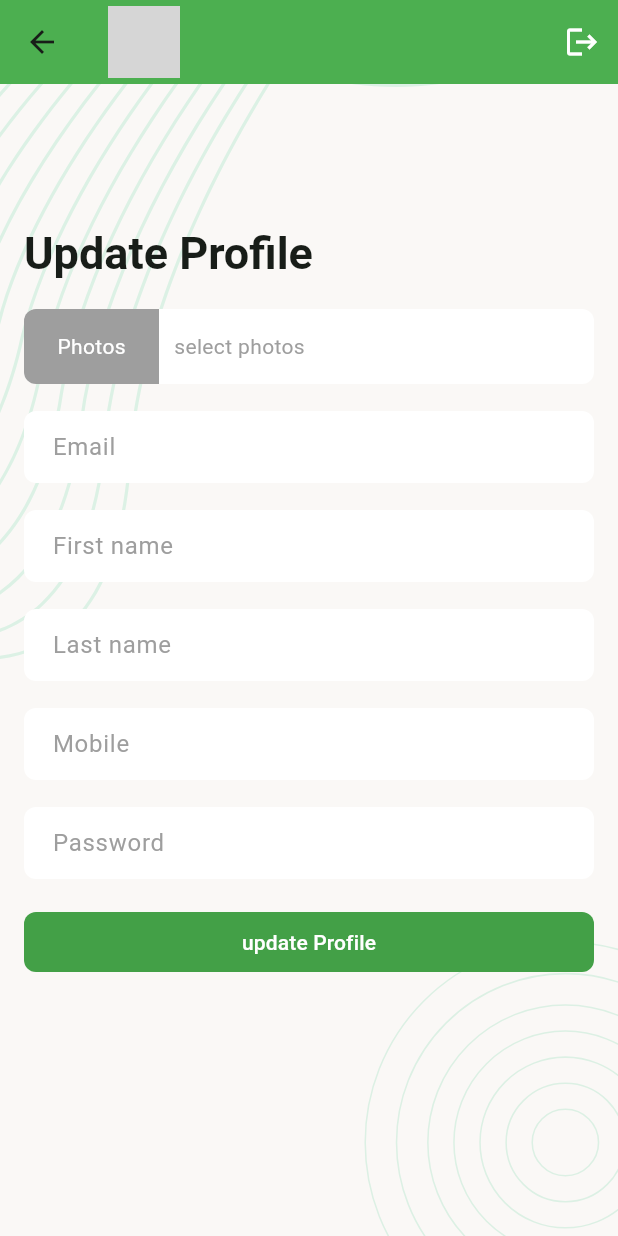
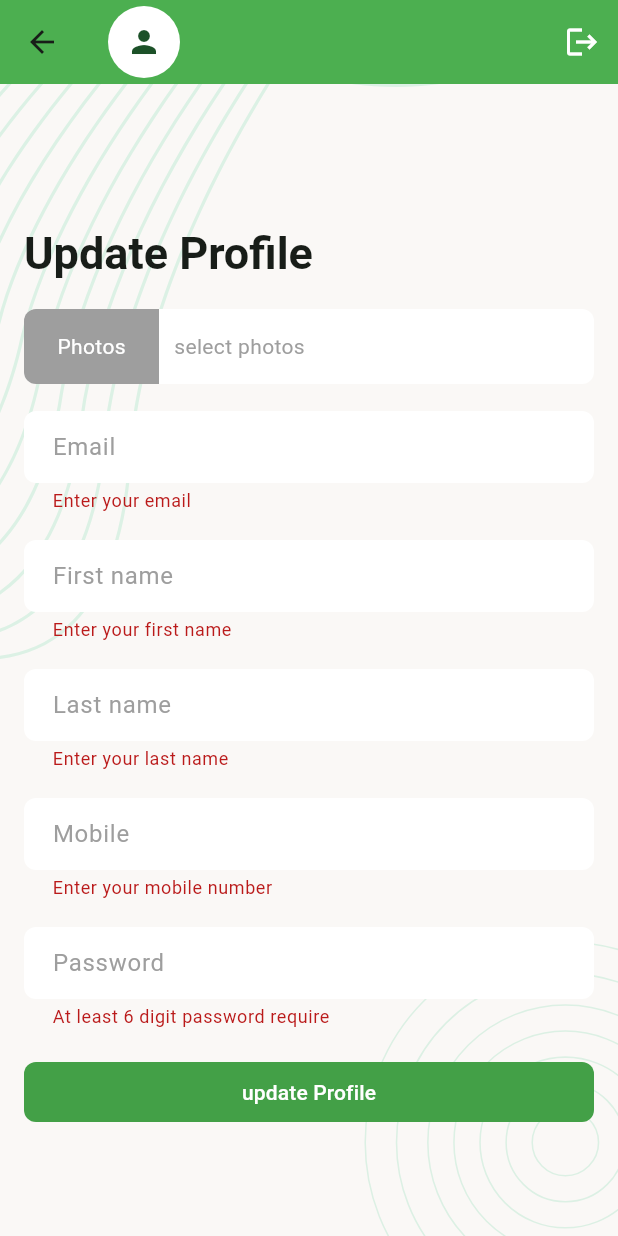
Before and after one commit to SagorAhmed-Coder/Task-manager-app, a Flutter app: the UpdateProfileScreen screen opened by its route, after a tap on "update Profile", on a phone screen of 412 x 824 dp. Run offline on Flutter 3.47's test engine with Material 3 defaults, Android fonts, the phone set to English and light mode, and no system bars; our stand-ins replace email_validator, flutter_svg, image_picker, pin_code_fields, shared_preferences; accounts and stored records are empty; grey boxes are pictures that could not be loaded.

Commit message:
profile update succesfully done and now we can add circleavater photo

```diff
--- a/lib/data/controller/auth_controller.dart
+++ b/lib/data/controller/auth_controller.dart
@@ -18,6 +18,14 @@ class AuthController {
     accessToken = token;
     user = userModel;
   }
+
+ static Future<void> saveUpdateUserData(UserModel userModel)async{
+   SharedPreferences sharedPreferences =await SharedPreferences.getInstance();
+   await sharedPreferences.setString(_userKey, jsonEncode(userModel.toJson()));
+   user = userModel;
+ }
+
+
 
  static Future<void> getUserData()async{
     SharedPreferences sharedPreferences = await SharedPreferences.getInstance();
--- a/lib/data/model/user_model.dart
+++ b/lib/data/model/user_model.dart
@@ -6,6 +6,7 @@ class UserModel {
   final String firstName;
   final String lastName;
   final String mobile;
+  final String photo;
 
   String get fullName{
     return "${firstName + ' '+ lastName}";
@@ -17,6 +18,7 @@ class UserModel {
     required this.firstName,
     required this.lastName,
     required this.mobile,
+    required this.photo,
   });
 
 
@@ -28,6 +30,8 @@ class UserModel {
         firstName: jsonData['firstName'],
         lastName:jsonData['lastName'],
         mobile: jsonData['mobile'],
+        photo: jsonData['photo'] ?? '',
+
     );}
 
   //data class - json
@@ -38,6 +42,7 @@ class UserModel {
      "firstName":firstName,
      "lastName":lastName,
      "mobile":mobile,
+     "photo":photo,
    };
   }
 }
--- a/lib/data/utils/urls.dart
+++ b/lib/data/utils/urls.dart
@@ -10,6 +10,7 @@ class Urls {
   static const String progressTask = '$_baseUrl/listTaskByStatus/Progress';
   static const String cancelTask = '$_baseUrl/listTaskByStatus/Cancel';
   static const String doneTask = '$_baseUrl/listTaskByStatus/Completed';
+  static const String updateTaskUrl = '$_baseUrl/ProfileUpdate';
   static String changeStatus(String taskId,String taskStatus) =>
       '$_baseUrl/updateTaskStatus/$taskId/$taskStatus';
   static String deleteTask(String taskId) => '$_baseUrl/deleteTask/$taskId';
--- a/lib/ui/screen/update_profile_screen.dart
+++ b/lib/ui/screen/update_profile_screen.dart
@@ -1,7 +1,17 @@
+import 'dart:convert';
+import 'dart:math';
+import 'dart:typed_data';
+import 'package:email_validator/email_validator.dart';
 import 'package:flutter/gestures.dart';
 import 'package:flutter/material.dart';
+import 'package:image_picker/image_picker.dart';
+import 'package:task_manager/data/controller/auth_controller.dart';
+import 'package:task_manager/data/model/user_model.dart';
+import 'package:task_manager/data/service/network_caller.dart';
+import 'package:task_manager/data/utils/urls.dart';
 import 'package:task_manager/ui/utils/my_app_bar.dart';
 import 'package:task_manager/ui/utils/screen_background.dart';
+import 'package:task_manager/ui/utils/snacbar_message.dart';
 
 class UpdateProfileScreen extends StatefulWidget {
   const UpdateProfileScreen({super.key});
@@ -13,6 +23,29 @@ class UpdateProfileScreen extends StatefulWidget {
 }
 
 class _UpdateProfileScreenState extends State<UpdateProfileScreen> {
+
+   TextEditingController _emailController = TextEditingController();
+   TextEditingController _firstNameController = TextEditingController();
+   TextEditingController _lastNameController = TextEditingController();
+   TextEditingController _mobileController = TextEditingController();
+   TextEditingController _passwordController = TextEditingController();
+
+   final GlobalKey<FormState> _formKey = GlobalKey<FormState>();
+
+   @override
+  void initState() {
+    super.initState();
+    final UserModel userModel = AuthController.user!;
+    _emailController.text = userModel.email;
+    _firstNameController.text = userModel.firstName;
+    _lastNameController.text = userModel.lastName;
+    _mobileController.text = userModel.mobile;
+   }
+
+   final ImagePicker imagePicker = ImagePicker();
+   XFile? pickedImage;
+   bool _updateProfileInProgress = false;
+
    @override
   Widget build(BuildContext context) {
     return Scaffold(
@@ -22,6 +55,9 @@ class _UpdateProfileScreenState extends State<UpdateProfileScreen> {
       body: ScreenBackground(
         child: Padding(
           padding: const EdgeInsets.all(16.0),
+          child: Form(
+            key: _formKey,
+            autovalidateMode: AutovalidateMode.onUserInteraction,
             child: Column(
               crossAxisAlignment: CrossAxisAlignment.start,
               spacing: 18,
@@ -31,7 +67,9 @@ class _UpdateProfileScreenState extends State<UpdateProfileScreen> {
                   'Update Profile',
                   style: Theme.of(context).textTheme.titleLarge,
                 ),
-              Container(
+                GestureDetector(
+                  onTap: _pickTheImage,
+                  child: Container(
                     height: 50,
                     width: double.infinity,
                     decoration: BoxDecoration(
@@ -49,21 +87,78 @@ class _UpdateProfileScreenState extends State<UpdateProfileScreen> {
                             ),
                             child: Center(child: Text('Photos',style: TextStyle(color: Colors.white),),),
                           ),
+
                         const SizedBox(width: 10,),
-                    Text('select photos',style: TextStyle(color: Colors.grey,fontWeight: FontWeight.w400),)
+                        Expanded(child: pickedImage == null ? Text('select photos',style: TextStyle(color: Colors.grey,fontWeight: FontWeight.w400),) : Text(pickedImage!.path)),
                       ],
                     ),
                   ),
-              TextField(decoration: InputDecoration(hintText: 'Email')),
-              TextField(decoration: InputDecoration(hintText: 'First name')),
-              TextField(decoration: InputDecoration(hintText: 'Last name')),
-              TextField(decoration: InputDecoration(hintText: 'Mobile')),
-              TextField(decoration: InputDecoration(hintText: 'Password')),
-              FilledButton(
+                ),
+                TextFormField(
+                    enabled: false,
+                    controller: _emailController,
+                    decoration: InputDecoration(hintText: 'Email'),
+                    validator: (value) {
+                      if(value!.trim().isEmpty){
+                        return 'Enter your email';
+                      }
+                      if(EmailValidator.validate(value) == false){
+                        return 'Enter a valid email';
+                      }
+                      return null;
+                    },
+                ),
+                TextFormField(
+                    controller: _firstNameController,
+                    decoration: InputDecoration(hintText: 'First name'),
+                    validator: (value) {
+                      if(value!.trim().isEmpty){
+                        return 'Enter your first name';
+                      }
+                      return null;
+                    },
+                ),
+                TextFormField(
+                    controller: _lastNameController,
+                    decoration: InputDecoration(hintText: 'Last name'),
+                    validator: (value) {
+                     if(value!.trim().isEmpty){
+                      return 'Enter your last name';
+                    }
+                    return null;
+                  },
+                ),
+                TextFormField(
+                    controller: _mobileController,
+                    decoration: InputDecoration(hintText: 'Mobile'),
+                  validator: (value) {
+                    if(value!.trim().isEmpty){
+                      return 'Enter your mobile number';
+                    }
+                    return null;
+                  },
+                ),
+                TextFormField(
+                    controller: _passwordController,
+                    decoration: InputDecoration(hintText: 'Password'),
+                    validator: (value) {
+                      String password = value!;
+                      if(password.isEmpty && password.length < 6){
+                        return 'At least 6 digit password require';
+                      }
+                      return null;
+                    },
+                ),
+                Visibility(
+                  visible: _updateProfileInProgress == false,
+                  replacement: Center(child: CircularProgressIndicator(),),
+                  child: FilledButton(
                       onPressed: _onTapUpdateButton,
                       child: Text('update Profile')),
+                ),
                 const SizedBox(height: 16,),
               ],
+            ),
           ),
         ),
       ),
@@ -71,7 +166,51 @@ class _UpdateProfileScreenState extends State<UpdateProfileScreen> {
   }
 
   void _onTapUpdateButton(){
+     if(_formKey.currentState!.validate()){
+       _updateProfile();
+     }
+  }
+
+  Future<void> _pickTheImage() async {
+     XFile? pickImage = await imagePicker.pickImage(source: ImageSource.gallery);
+     if(pickImage != null){
+       pickedImage = pickImage;
+       setState(() {});
+     }
+  }
+
+  Future<void> _updateProfile() async {
+     _updateProfileInProgress = true;
+     setState(() {});
+
+     Map<String,dynamic> requestBody = {
+       "email": _emailController.text,
+       "firstName":_firstNameController.text.trim(),
+       "lastName":_lastNameController.text.trim(),
+       "mobile":_mobileController.text.trim(),
+     };
+
+     if(_passwordController.text.isNotEmpty){
+       requestBody['password'] = _passwordController.text;
+     }
+
+     if(pickedImage != null){
+       Uint8List imageBytes = await pickedImage!.readAsBytes();
+       requestBody['photo'] = base64Encode(imageBytes);
+     }
+     final NetworkResponse response = await NetworkCaller.postRequest(Urls.updateTaskUrl,body: requestBody);
+
+     if(response.isSuccess){
+       requestBody['_id'] = AuthController.user!.id;
+      await AuthController.saveUpdateUserData(UserModel.fromJson(requestBody));
+       SnacbarMessage(context, 'Profile update Successfully');
+     }else{
+       SnacbarMessage(context, 'Failed to update your profile try again!');
+     }
+     _updateProfileInProgress = false;
+     setState(() {});
+  }
+
+
 
 }
-
-}
--- a/lib/ui/utils/my_app_bar.dart
+++ b/lib/ui/utils/my_app_bar.dart
@@ -1,15 +1,13 @@
+import 'dart:convert';
+
 import 'package:flutter/cupertino.dart';
 import 'package:flutter/material.dart';
 import 'package:task_manager/data/controller/auth_controller.dart';
 import 'package:task_manager/ui/screen/sign_in_screen.dart';
 import 'package:task_manager/ui/screen/update_profile_screen.dart';
 
-class MyAppBar extends StatelessWidget implements PreferredSizeWidget{
-  const MyAppBar({
-    super.key,
-     this.fromUpdateProfile = false,
-  });
-
+class MyAppBar extends StatelessWidget implements PreferredSizeWidget {
+  const MyAppBar({super.key, this.fromUpdateProfile = false});
 
   final bool fromUpdateProfile;
 
@@ -18,16 +16,23 @@ class MyAppBar extends StatelessWidget implements PreferredSizeWidget{
     return AppBar(
       backgroundColor: Colors.green,
       leading: null,
-     // automaticallyImplyLeading: false,
+      // automaticallyImplyLeading: false,
       actions: [
-        IconButton(onPressed: () async {
-         await AuthController.clearUserData();
-         Navigator.pushNamedAndRemoveUntil(context, SignInScreen.name, (route) => true,);
-        }, icon: Icon(Icons.logout,color: Colors.white,)),
+        IconButton(
+          onPressed: () async {
+            await AuthController.clearUserData();
+            Navigator.pushNamedAndRemoveUntil(
+              context,
+              SignInScreen.name,
+              (route) => true,
+            );
+          },
+          icon: Icon(Icons.logout, color: Colors.white),
+        ),
       ],
       title: GestureDetector(
         onTap: () {
-          if(fromUpdateProfile){
+          if (fromUpdateProfile) {
             return;
           }
           Navigator.pushNamed(context, UpdateProfileScreen.name);
@@ -36,20 +41,36 @@ class MyAppBar extends StatelessWidget implements PreferredSizeWidget{
           spacing: 5,
           children: [
             CircleAvatar(
-              backgroundImage: NetworkImage('https://thumbs.dreamstime.com/b/young-indian-man-happy-outdoors-looking-camera-39595562.jpg'),
               backgroundColor: Colors.white,
               radius: 24,
+              child: AuthController.user!.photo.isEmpty
+                  ? Icon(Icons.person)
+                  : Image.memory(
+                  base64Decode(AuthController.user!.photo,),
+                  fit: BoxFit.cover,
+              ),
             ),
             Padding(
               padding: const EdgeInsets.only(bottom: 3),
               child: Column(
                 crossAxisAlignment: CrossAxisAlignment.start,
                 children: [
-                  Text(AuthController.user!.fullName,style: Theme.of(context).textTheme.titleMedium?.copyWith(color: Colors.white,fontSize: 20),),
-                  Text(AuthController.user!.email,style: Theme.of(context).textTheme.titleMedium?.copyWith(color: Colors.white),),
+                  Text(
+                    AuthController.user!.fullName,
+                    style: Theme.of(context).textTheme.titleMedium?.copyWith(
+                      color: Colors.white,
+                      fontSize: 20,
+                    ),
+                  ),
+                  Text(
+                    AuthController.user!.email,
+                    style: Theme.of(
+                      context,
+                    ).textTheme.titleMedium?.copyWith(color: Colors.white),
+                  ),
                 ],
               ),
-            )
+            ),
           ],
         ),
       ),
--- a/pubspec.yaml
+++ b/pubspec.yaml
@@ -39,6 +39,7 @@ dependencies:
   http: ^1.6.0
   email_validator: ^3.0.0
   shared_preferences: ^2.5.4
+  image_picker: ^1.2.1
 
 dev_dependencies:
   flutter_test:
```
Also changed, not shown: pubspec.lock. Lines whose indentation alone changed are shown as unchanged.
